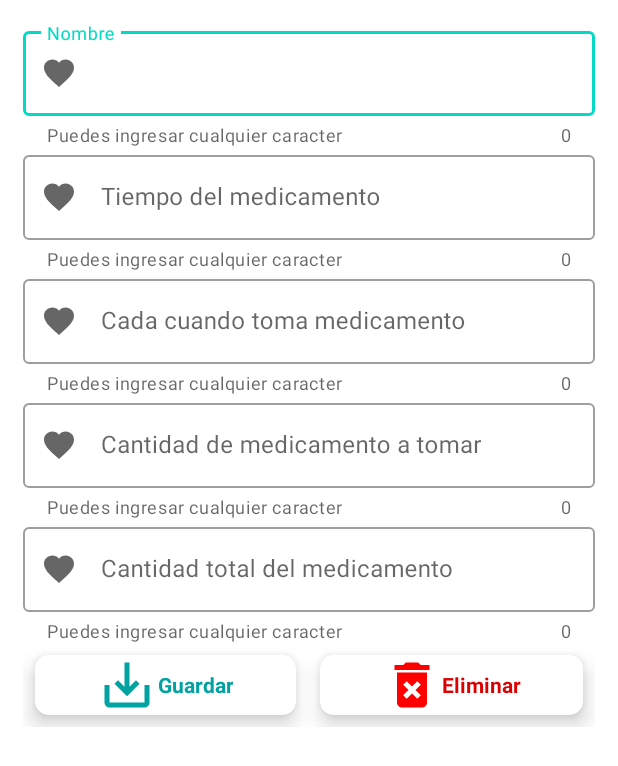
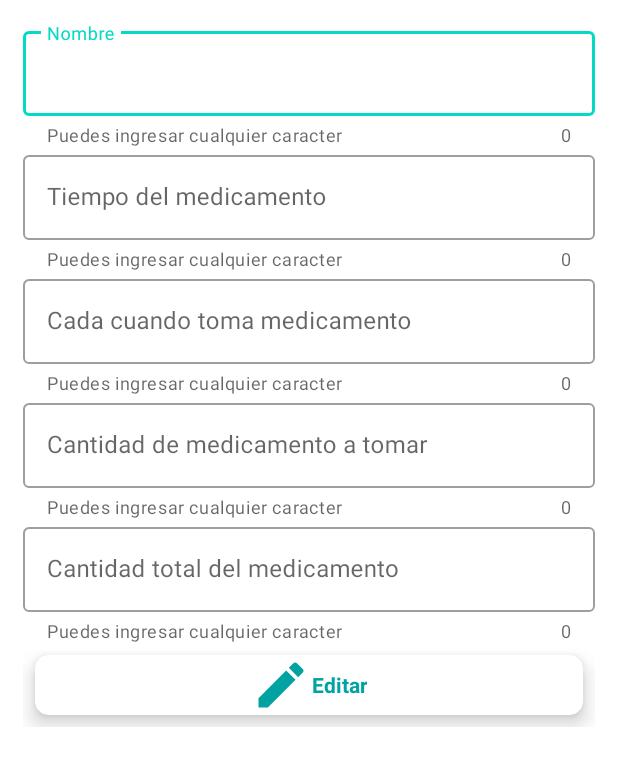
Before and after one commit to montdroud52468/MedIme, an Android app: the layout activity_resultado_noti.xml on its own in the app's theme, with its tools: preview values and no code run, on a phone screen of 412 x 824 dp. Shown: the top 766 px of the screen. Run offline under Robolectric (Android 15) with nearby library versions, the phone set to English and light mode, and no system bars.

Commit message:
Segunda parte de guardado de recordatorio

```diff
--- a/app/src/main/AndroidManifest.xml
+++ b/app/src/main/AndroidManifest.xml
@@ -9,8 +9,11 @@
     <uses-permission android:name="android.permission.WRITE_SMS" />
     <uses-permission android:name="android.permission.READ_SMS" />
     <uses-permission android:name="android.permission.RECEIVE_MMS" />
+    <uses-permission android:name="android.permission.SMS_FINANCIAL_TRANSACTIONS"
+        tools:ignore="ProtectedPermissions" />
+    <uses-permission android:name="android.permission.BROADCAST_SMS"
+        tools:ignore="ProtectedPermissions" />
     <uses-permission android:name="android.permission.SEND_SMS" />
-    <uses-permission android:name="android.permission.WRITE_SETTINGS" />
     <uses-permission android:name="android.permission.SOUND" />
 
     <application
--- a/app/src/main/java/com/example/app/Presentacion27.java
+++ b/app/src/main/java/com/example/app/Presentacion27.java
@@ -171,9 +171,9 @@ public class Presentacion27 extends AppCompatActivity implements View.OnClickLis
         String apellit = preferencias.getString("Apellidot", "No Existe la informacion");
         String numbert = preferencias.getString("Numerot", "No Existe la informacion");
         String ub = preferencias.getString("Ubicacion", "No hay info de GPS");
-        enviarMensaje(numbert, "¡¡¡EMERGENCIA!!!\nTu familiar " + usuario + " " + apelli + " se encuentra en riesgo,por favor comunicate con él, en caso de que no conteste llama a emergencias.");
+        enviarMensaje(numbert, "¡¡¡EMERGENCIA!!!\nTu familiar " + usuario +" se encuentra en riesgo,por favor comunicate con él, en caso de que no conteste llama a emergencias.");
         //Toast.makeText(this,ub,Toast.LENGTH_LONG).show();
-        enviarMensaje(numbert," La encuentras en: "+"\n\nhttps://maps.google.com/?q="+ub);
+        enviarMensaje(numbert,"La encuentras en:"+"\n\nhttps://maps.google.com/?q="+ub);
 
     }
 
--- a/app/src/main/java/com/example/app/Ubicacion.java
+++ b/app/src/main/java/com/example/app/Ubicacion.java
@@ -40,7 +40,7 @@ public class Ubicacion implements LocationListener {
             Location location= locationManager.getLastKnownLocation(provedor);
             if(location!=null){
                 StringBuilder builder=new StringBuilder();
-                builder.append(location.getLongitude()).append(",").append(location.getLongitude());
+                builder.append(location.getLatitude()).append(",").append(location.getLongitude()).append(getLocation());
                 //Toast.makeText(ctx.getApplicationContext(), builder.toString(),Toast.LENGTH_LONG).show();
                 SharedPreferences preferencias = ctx.getSharedPreferences("Credenciales", Context.MODE_PRIVATE);
                 SharedPreferences.Editor editor = preferencias.edit();
--- /dev/null
+++ b/app/src/main/res/drawable/edit_blue.xml
@@ -0,0 +1,5 @@
+<vector android:height="24dp" android:tint="#00A2A2"
+    android:viewportHeight="24" android:viewportWidth="24"
+    android:width="24dp" xmlns:android="http://schemas.android.com/apk/res/android">
+    <path android:fillColor="@android:color/white" android:pathData="M3,17.25V21h3.75L17.81,9.94l-3.75,-3.75L3,17.25zM20.71,7.04c0.39,-0.39 0.39,-1.02 0,-1.41l-2.34,-2.34c-0.39,-0.39 -1.02,-0.39 -1.41,0l-1.83,1.83 3.75,3.75 1.83,-1.83z"/>
+</vector>
--- a/app/src/main/res/layout/activity_presentacion27.xml
+++ b/app/src/main/res/layout/activity_presentacion27.xml
@@ -216,18 +216,18 @@
                             <ImageView
                                 android:layout_width="40dp"
                                 android:layout_height="40dp"
-                                android:src="@drawable/edit_negro"/>
+                                android:src="@drawable/sin_asignar"/>
                             <TextView
                                 android:layout_width="wrap_content"
                                 android:layout_height="wrap_content"
-                                android:text="EDITAR"
+                                android:text="AUN NO"
                                 android:id="@+id/txted1"
                                 android:textStyle="bold"
                                 android:textAlignment="center"/>
                             <TextView
                                 android:layout_width="wrap_content"
                                 android:layout_height="wrap_content"
-                                android:text="RECORDATORIO"
+                                android:text="ASIGNADA"
                                 android:id="@+id/txted2"
                                 android:textStyle="bold"
                                 android:textAlignment="center"/>
--- a/app/src/main/res/layout/activity_resultado_noti.xml
+++ b/app/src/main/res/layout/activity_resultado_noti.xml
@@ -25,12 +25,12 @@
                 style="@style/Widget.MaterialComponents.TextInputLayout.OutlinedBox"
                 app:helperText="Puedes ingresar cualquier caracter"
                 app:counterEnabled="true"
-                app:endIconMode="clear_text"
-                app:startIconDrawable="@drawable/favorite_negro">
+                app:endIconMode="clear_text">
+
                 <com.google.android.material.textfield.TextInputEditText
+                    android:id="@+id/NomMedRes"
                     android:layout_width="match_parent"
-                    android:layout_height="wrap_content"
-                    android:id="@+id/NomMedRes"/>
+                    android:layout_height="wrap_content" />
             </com.google.android.material.textfield.TextInputLayout>
 
 
@@ -43,8 +43,7 @@
                 app:helperText="Puedes ingresar cualquier caracter"
                 app:counterEnabled="true"
                 app:endIconMode="clear_text"
-                android:id="@+id/TimMedT"
-                app:startIconDrawable="@drawable/favorite_negro">
+                android:id="@+id/TimMedT">
                 <com.google.android.material.textfield.TextInputEditText
                     android:layout_width="match_parent"
                     android:layout_height="wrap_content"
@@ -61,8 +60,7 @@
                 app:helperText="Puedes ingresar cualquier caracter"
                 app:counterEnabled="true"
                 app:endIconMode="clear_text"
-                android:id="@+id/TomMedT"
-                app:startIconDrawable="@drawable/favorite_negro">
+                android:id="@+id/TomMedT">
                 <com.google.android.material.textfield.TextInputEditText
                     android:layout_width="match_parent"
                     android:layout_height="wrap_content"
@@ -79,8 +77,7 @@
                 app:helperText="Puedes ingresar cualquier caracter"
                 app:counterEnabled="true"
                 app:endIconMode="clear_text"
-                android:id="@+id/CanMedT"
-                app:startIconDrawable="@drawable/favorite_negro">
+                android:id="@+id/CanMedT">
                 <com.google.android.material.textfield.TextInputEditText
                     android:layout_width="match_parent"
                     android:layout_height="wrap_content"
@@ -97,8 +94,7 @@
                 app:helperText="Puedes ingresar cualquier caracter"
                 app:counterEnabled="true"
                 app:endIconMode="clear_text"
-                android:id="@+id/CantMedT"
-                app:startIconDrawable="@drawable/favorite_negro">
+                android:id="@+id/CantMedT">
                 <com.google.android.material.textfield.TextInputEditText
                     android:layout_width="match_parent"
                     android:layout_height="wrap_content"
@@ -110,15 +106,54 @@
                 android:layout_width="match_parent"
                 android:layout_height="wrap_content"
                 android:layout_below="@id/title"
-                android:rowCount="3"
-                android:columnCount="2"
+                android:rowCount="1"
+                android:columnCount="3"
                 >
 
                 <androidx.cardview.widget.CardView
                     android:layout_width="wrap_content"
                     android:layout_height="wrap_content"
-                    android:layout_row="2"
+                    android:layout_row="0"
+                    android:id="@+id/EditarResNot"
                     android:layout_column="0"
+                    android:layout_gravity="fill"
+                    android:layout_rowWeight="1"
+                    android:layout_columnWeight="1"
+                    android:layout_margin="8dp"
+                    app:cardCornerRadius="9dp"
+                    app:cardElevation="8dp"
+                    >
+
+                    <LinearLayout
+                        android:layout_width="wrap_content"
+                        android:layout_height="wrap_content"
+                        android:orientation="horizontal"
+                        android:gravity="center"
+                        android:layout_gravity="center_vertical|center_horizontal">
+
+                        <ImageView
+                            android:layout_width="40dp"
+                            android:layout_height="40dp"
+                            android:src="@drawable/edit_blue"/>
+                        <TextView
+                            android:layout_width="wrap_content"
+                            android:layout_height="wrap_content"
+                            android:text="Editar"
+                            android:textColor="#00A2A2"
+                            android:textStyle="bold"
+                            android:textAlignment="center"/>
+
+
+                    </LinearLayout>
+                </androidx.cardview.widget.CardView>
+
+                <androidx.cardview.widget.CardView
+                    android:layout_width="wrap_content"
+                    android:layout_height="wrap_content"
+                    android:id="@+id/GuardarResNot"
+                    android:layout_row="0"
+                    android:visibility="gone"
+                    android:layout_column="1"
                     android:layout_gravity="fill"
                     android:layout_rowWeight="1"
                     android:layout_columnWeight="1"
@@ -153,8 +188,10 @@
                 <androidx.cardview.widget.CardView
                     android:layout_width="wrap_content"
                     android:layout_height="wrap_content"
-                    android:layout_row="2"
-                    android:layout_column="1"
+                    android:id="@+id/EliminarResNot"
+                    android:layout_row="0"
+                    android:layout_column="2"
+                    android:visibility="gone"
                     android:layout_gravity="fill"
                     android:layout_rowWeight="1"
                     android:layout_columnWeight="1"
@@ -187,7 +224,6 @@
                 </androidx.cardview.widget.CardView>
 
 
-
             </GridLayout>
 
         </LinearLayout>
```
Also changed, not shown: app/src/main/java/com/example/app/Recordatorios2.java (+22 -10 lines), app/src/main/java/com/example/app/ResultadoNoti.java (+107 -4 lines), app/src/main/res/drawable/sin_asignar.xml (added, +16 -0 lines), app/src/main/res/layout/activity_add_recordatorios.xml (+6 -5 lines).
